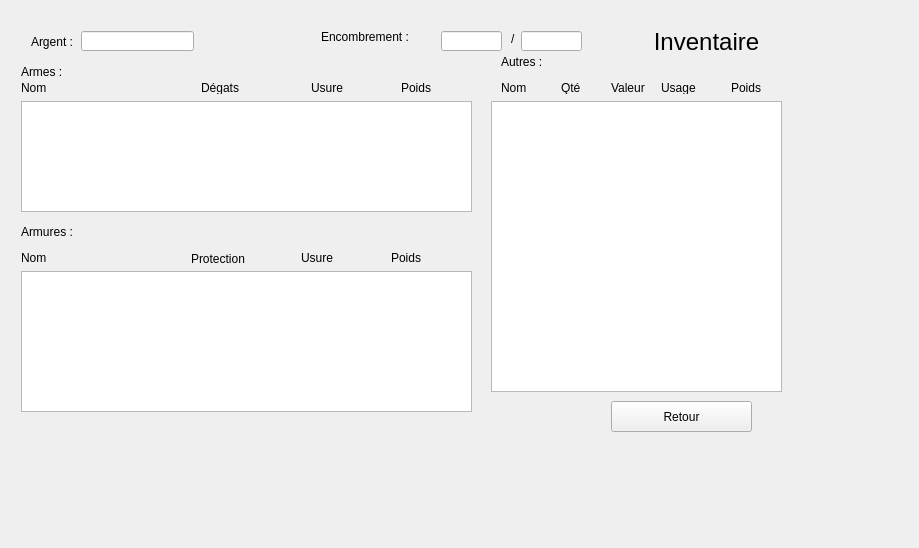
First picture: the form in fenetre/formModifierPersonnage.ui, repository helarion/Application-JDR, before the edit.
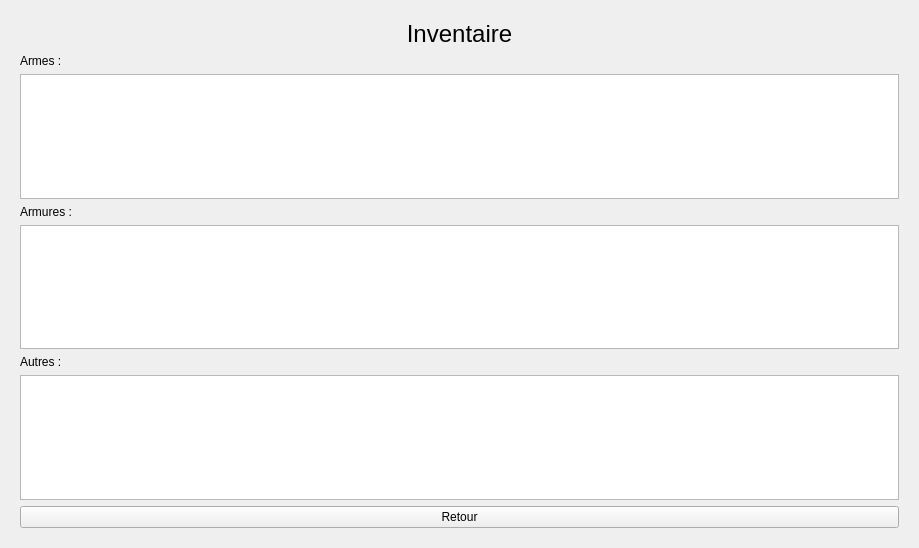
Second picture: the form after the edit. The open tabs and pages were chosen to show the change. Icons and pictures are not drawn.

```diff
--- a/fenetre/formModifierPersonnage.ui
+++ b/fenetre/formModifierPersonnage.ui
@@ -234,349 +234,62 @@
       </layout>
      </widget>
      <widget class="QWidget" name="Inventaire">
-      <widget class="QLabel" name="label_2">
-       <property name="geometry">
-        <rect>
-         <x>490</x>
-         <y>40</y>
-         <width>91</width>
-         <height>21</height>
-        </rect>
-       </property>
-       <property name="text">
-        <string>Autres :</string>
-       </property>
-      </widget>
-      <widget class="QLabel" name="label_5">
-       <property name="geometry">
-        <rect>
-         <x>310</x>
-         <y>10</y>
-         <width>111</width>
-         <height>31</height>
-        </rect>
-       </property>
-       <property name="text">
-        <string>Encombrement :</string>
-       </property>
-      </widget>
-      <widget class="QLineEdit" name="ArgentLineEdit">
-       <property name="geometry">
-        <rect>
-         <x>70</x>
-         <y>20</y>
-         <width>113</width>
-         <height>20</height>
-        </rect>
-       </property>
-      </widget>
-      <widget class="QTableView" name="ObjetTable">
-       <property name="geometry">
-        <rect>
-         <x>480</x>
-         <y>90</y>
-         <width>291</width>
-         <height>291</height>
-        </rect>
-       </property>
-      </widget>
-      <widget class="QLineEdit" name="EncombrementValeurEdit">
-       <property name="geometry">
-        <rect>
-         <x>430</x>
-         <y>20</y>
-         <width>61</width>
-         <height>20</height>
-        </rect>
-       </property>
-      </widget>
-      <widget class="QLabel" name="label_27">
-       <property name="geometry">
-        <rect>
-         <x>380</x>
-         <y>240</y>
-         <width>47</width>
-         <height>13</height>
-        </rect>
-       </property>
-       <property name="text">
-        <string>Poids</string>
-       </property>
-      </widget>
-      <widget class="QLabel" name="label_14">
-       <property name="geometry">
-        <rect>
-         <x>190</x>
-         <y>70</y>
-         <width>47</width>
-         <height>13</height>
-        </rect>
-       </property>
-       <property name="text">
-        <string>Dégats</string>
-       </property>
-      </widget>
-      <widget class="QLabel" name="label_32">
-       <property name="geometry">
-        <rect>
-         <x>720</x>
-         <y>70</y>
-         <width>47</width>
-         <height>13</height>
-        </rect>
-       </property>
-       <property name="text">
-        <string>Poids</string>
-       </property>
-      </widget>
-      <widget class="QLineEdit" name="EncombrementSeuilEdit">
-       <property name="geometry">
-        <rect>
-         <x>510</x>
-         <y>20</y>
-         <width>61</width>
-         <height>20</height>
-        </rect>
-       </property>
-      </widget>
-      <widget class="QLabel" name="label_15">
-       <property name="geometry">
-        <rect>
-         <x>300</x>
-         <y>70</y>
-         <width>47</width>
-         <height>13</height>
-        </rect>
-       </property>
-       <property name="text">
-        <string>Usure</string>
-       </property>
-      </widget>
-      <widget class="QLabel" name="label_26">
-       <property name="geometry">
-        <rect>
-         <x>290</x>
-         <y>240</y>
-         <width>47</width>
-         <height>13</height>
-        </rect>
-       </property>
-       <property name="text">
-        <string>Usure</string>
-       </property>
-      </widget>
-      <widget class="QLabel" name="label_3">
-       <property name="geometry">
-        <rect>
-         <x>10</x>
-         <y>50</y>
-         <width>71</width>
-         <height>21</height>
-        </rect>
-       </property>
-       <property name="text">
-        <string>Armes :</string>
-       </property>
-      </widget>
-      <widget class="QLabel" name="label_13">
-       <property name="geometry">
-        <rect>
-         <x>10</x>
-         <y>70</y>
-         <width>47</width>
-         <height>13</height>
-        </rect>
-       </property>
-       <property name="text">
-        <string>Nom</string>
-       </property>
-      </widget>
-      <widget class="QTableView" name="ArmesTable">
-       <property name="geometry">
-        <rect>
-         <x>10</x>
-         <y>90</y>
-         <width>451</width>
-         <height>111</height>
-        </rect>
-       </property>
-      </widget>
-      <widget class="QLabel" name="label_6">
-       <property name="geometry">
-        <rect>
-         <x>500</x>
-         <y>20</y>
-         <width>16</width>
-         <height>16</height>
-        </rect>
-       </property>
-       <property name="text">
-        <string>/</string>
-       </property>
-      </widget>
-      <widget class="QLabel" name="label_25">
-       <property name="geometry">
-        <rect>
-         <x>180</x>
-         <y>240</y>
-         <width>61</width>
-         <height>16</height>
-        </rect>
-       </property>
-       <property name="text">
-        <string>Protection</string>
-       </property>
-      </widget>
-      <widget class="QLabel" name="label_29">
-       <property name="geometry">
-        <rect>
-         <x>550</x>
-         <y>70</y>
-         <width>47</width>
-         <height>13</height>
-        </rect>
-       </property>
-       <property name="text">
-        <string>Qté</string>
-       </property>
-      </widget>
-      <widget class="QLabel" name="label_10">
-       <property name="geometry">
-        <rect>
-         <x>10</x>
-         <y>210</y>
-         <width>61</width>
-         <height>21</height>
-        </rect>
-       </property>
-       <property name="text">
-        <string>Armures :</string>
-       </property>
-      </widget>
-      <widget class="QLabel" name="label_31">
-       <property name="geometry">
-        <rect>
-         <x>650</x>
-         <y>70</y>
-         <width>47</width>
-         <height>13</height>
-        </rect>
-       </property>
-       <property name="text">
-        <string>Usage</string>
-       </property>
-      </widget>
-      <widget class="QLabel" name="label_4">
-       <property name="geometry">
-        <rect>
-         <x>20</x>
-         <y>20</y>
-         <width>71</width>
-         <height>21</height>
-        </rect>
-       </property>
-       <property name="text">
-        <string>Argent :</string>
-       </property>
-      </widget>
-      <widget class="QLabel" name="label_30">
-       <property name="geometry">
-        <rect>
-         <x>600</x>
-         <y>70</y>
-         <width>47</width>
-         <height>13</height>
-        </rect>
-       </property>
-       <property name="text">
-        <string>Valeur</string>
-       </property>
-      </widget>
-      <widget class="QLabel" name="label_21">
-       <property name="geometry">
-        <rect>
-         <x>10</x>
-         <y>240</y>
-         <width>47</width>
-         <height>13</height>
-        </rect>
-       </property>
-       <property name="text">
-        <string>Nom </string>
-       </property>
-      </widget>
-      <widget class="QLabel" name="label_28">
-       <property name="geometry">
-        <rect>
-         <x>490</x>
-         <y>70</y>
-         <width>47</width>
-         <height>13</height>
-        </rect>
-       </property>
-       <property name="text">
-        <string>Nom</string>
-       </property>
-      </widget>
-      <widget class="QLabel" name="label_17">
-       <property name="geometry">
-        <rect>
-         <x>390</x>
-         <y>70</y>
-         <width>47</width>
-         <height>13</height>
-        </rect>
-       </property>
-       <property name="text">
-        <string>Poids</string>
-       </property>
-      </widget>
-      <widget class="QTableView" name="ArmureTable">
-       <property name="geometry">
-        <rect>
-         <x>10</x>
-         <y>260</y>
-         <width>451</width>
-         <height>141</height>
-        </rect>
-       </property>
-      </widget>
-      <widget class="QLabel" name="label_33">
-       <property name="geometry">
-        <rect>
-         <x>630</x>
-         <y>10</y>
-         <width>131</width>
-         <height>41</height>
-        </rect>
-       </property>
-       <property name="font">
-        <font>
-         <pointsize>18</pointsize>
-         <weight>50</weight>
-         <bold>false</bold>
-        </font>
-       </property>
-       <property name="text">
-        <string>Inventaire</string>
-       </property>
-       <property name="alignment">
-        <set>Qt::AlignCenter</set>
-       </property>
-      </widget>
-      <widget class="QPushButton" name="RetourButton">
-       <property name="geometry">
-        <rect>
-         <x>600</x>
-         <y>390</y>
-         <width>141</width>
-         <height>31</height>
-        </rect>
-       </property>
-       <property name="text">
-        <string>Retour</string>
-       </property>
-      </widget>
+      <layout class="QVBoxLayout" name="verticalLayout_4">
+       <item>
+        <widget class="QLabel" name="titre">
+         <property name="font">
+          <font>
+           <pointsize>18</pointsize>
+           <weight>50</weight>
+           <bold>false</bold>
+          </font>
+         </property>
+         <property name="text">
+          <string>Inventaire</string>
+         </property>
+         <property name="alignment">
+          <set>Qt::AlignCenter</set>
+         </property>
+        </widget>
+       </item>
+       <item>
+        <widget class="QLabel" name="label_87">
+         <property name="text">
+          <string>Armes :</string>
+         </property>
+        </widget>
+       </item>
+       <item>
+        <widget class="QTableView" name="ArmesTable"/>
+       </item>
+       <item>
+        <widget class="QLabel" name="label_92">
+         <property name="text">
+          <string>Armures :</string>
+         </property>
+        </widget>
+       </item>
+       <item>
+        <widget class="QTableView" name="ArmureTable"/>
+       </item>
+       <item>
+        <widget class="QLabel" name="label_80">
+         <property name="text">
+          <string>Autres :</string>
+         </property>
+        </widget>
+       </item>
+       <item>
+        <widget class="QTableView" name="ObjetTable"/>
+       </item>
+       <item>
+        <widget class="QPushButton" name="RetourButton">
+         <property name="text">
+          <string>Retour</string>
+         </property>
+        </widget>
+       </item>
+      </layout>
      </widget>
     </widget>
    </item>
```
Left out of the diff: 134 changed lines with no effect on the pictures.
